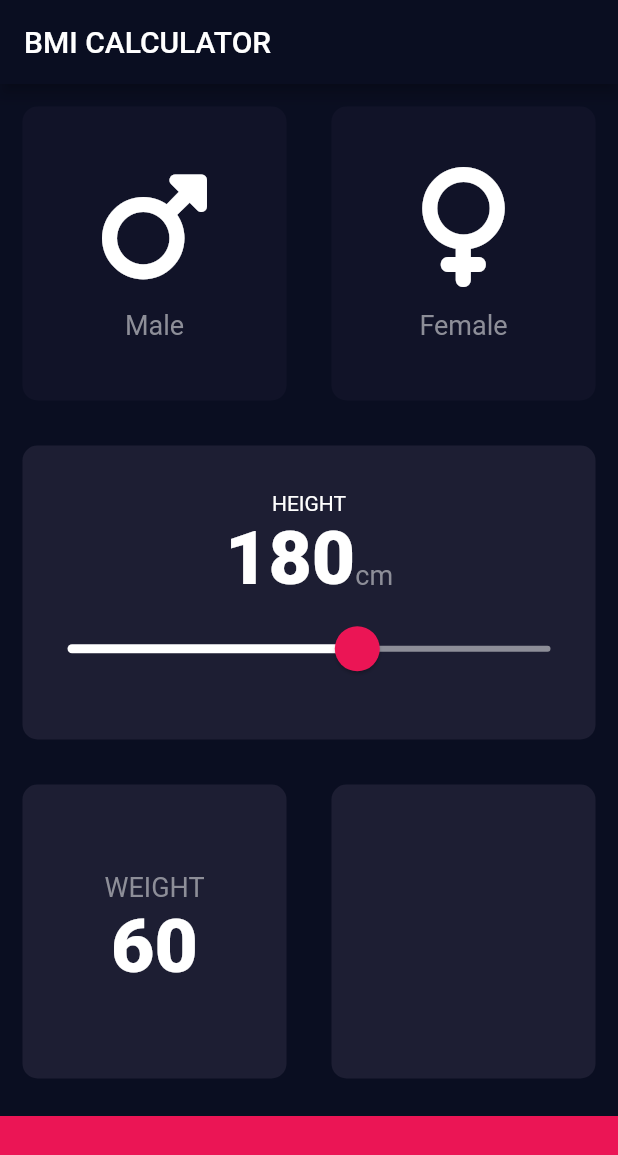
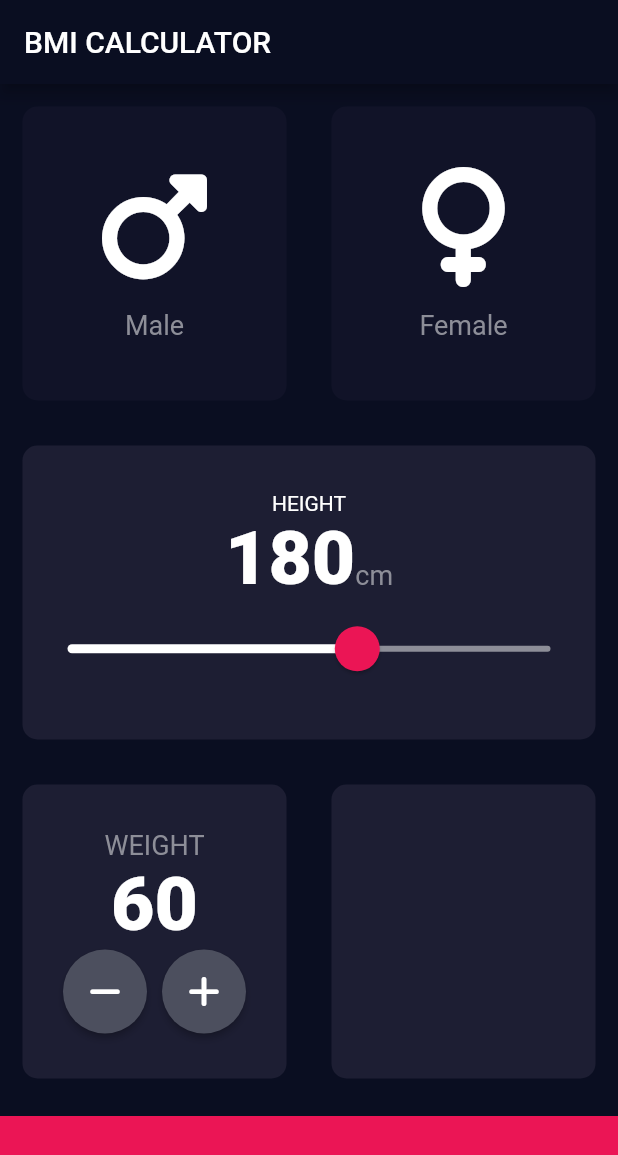
Before and after one commit to Macdeo/bmi, a Flutter app: the screen it shows after launch, on a phone screen of 412 x 824 dp. Shown: the top 1155 px of the screen. Run offline on Flutter 3.47's test engine with Material 2 defaults, Android fonts, the phone set to English and light mode, and no system bars; our stand-ins replace font_awesome_flutter.

Commit message:
modified:   lib/input_page.dart

```diff
--- a/lib/input_page.dart
+++ b/lib/input_page.dart
@@ -129,7 +129,24 @@ class _InputPageState extends State<InputPage> {
                             'WEIGHT',
                             style: klabelTextStyle,
                           ),
-                          Text(weigth.toString(), style: kNumberTextStyle)
+                          Text(
+                            weigth.toString(),
+                            style: kNumberTextStyle,
+                          ),
+                          Row(
+                            mainAxisAlignment: MainAxisAlignment.center,
+                            children: [
+                              RoundIconButton(
+                                icon: FontAwesomeIcons.minus,
+                              ),
+                              SizedBox(
+                                width: 10,
+                              ),
+                              RoundIconButton(
+                                icon: FontAwesomeIcons.plus,
+                              ),
+                            ],
+                          )
                         ]),
                   ),
                 ),
@@ -150,3 +167,22 @@ class _InputPageState extends State<InputPage> {
     );
   }
 }
+
+class RoundIconButton extends StatelessWidget {
+  final IconData? icon;
+  const RoundIconButton({this.icon, Key? key}) : super(key: key);
+
+  @override
+  Widget build(BuildContext context) {
+    return RawMaterialButton(
+      child: Icon(icon),
+      onPressed: () {},
+      constraints: BoxConstraints.tightFor(
+        width: 56,
+        height: 56,
+      ),
+      shape: CircleBorder(),
+      fillColor: Color(0xFF4C4F5E),
+    );
+  }
+}
```
